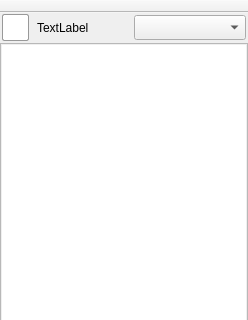
Qt form src/gui/form_Main.ui (vituperative/i2pchat) before a commit; both pictures show x 0 to 248 and y 0 to 320 of the 248 by 461 pixel window.
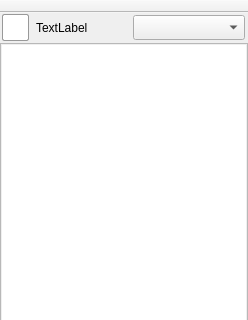
The same form after that commit. Icons and pictures are not drawn.

```diff
--- a/src/gui/form_Main.ui
+++ b/src/gui/form_Main.ui
@@ -145,13 +145,13 @@
       <property name="minimumSize">
        <size>
         <width>248</width>
-        <height>31</height>
+        <height>30</height>
        </size>
       </property>
       <property name="maximumSize">
        <size>
         <width>248</width>
-        <height>31</height>
+        <height>30</height>
        </size>
       </property>
       <property name="sizeIncrement">
@@ -185,7 +185,7 @@
         <number>1</number>
        </property>
        <property name="rightMargin">
-        <number>2</number>
+        <number>3</number>
        </property>
        <property name="bottomMargin">
         <number>1</number>
```
